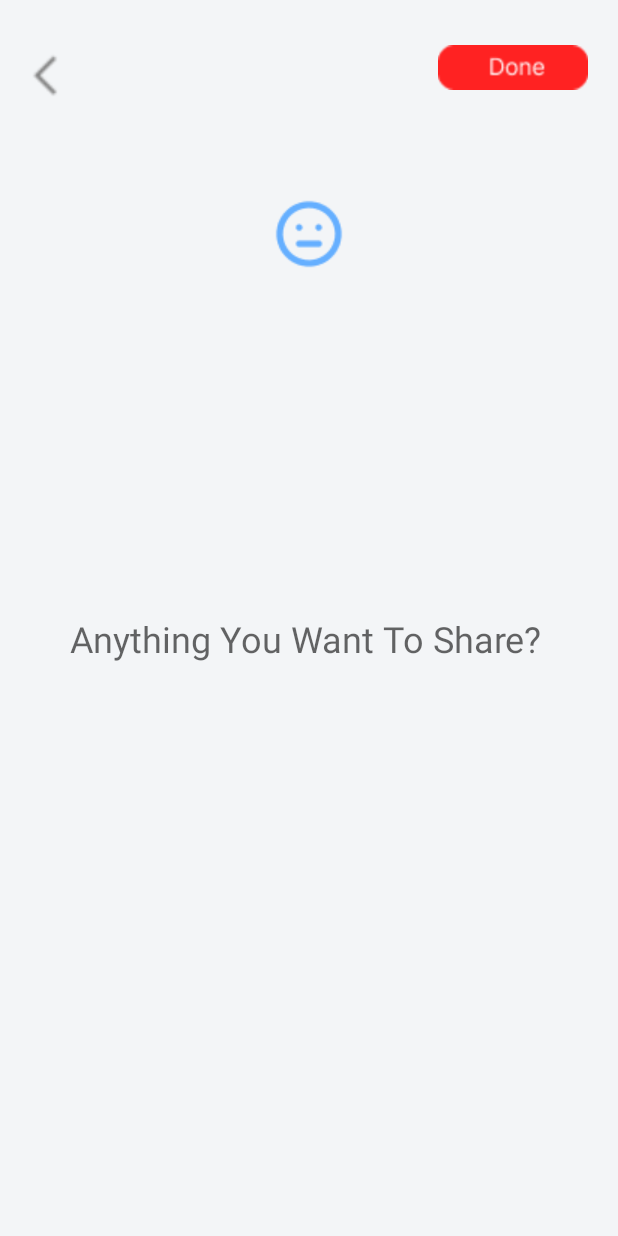
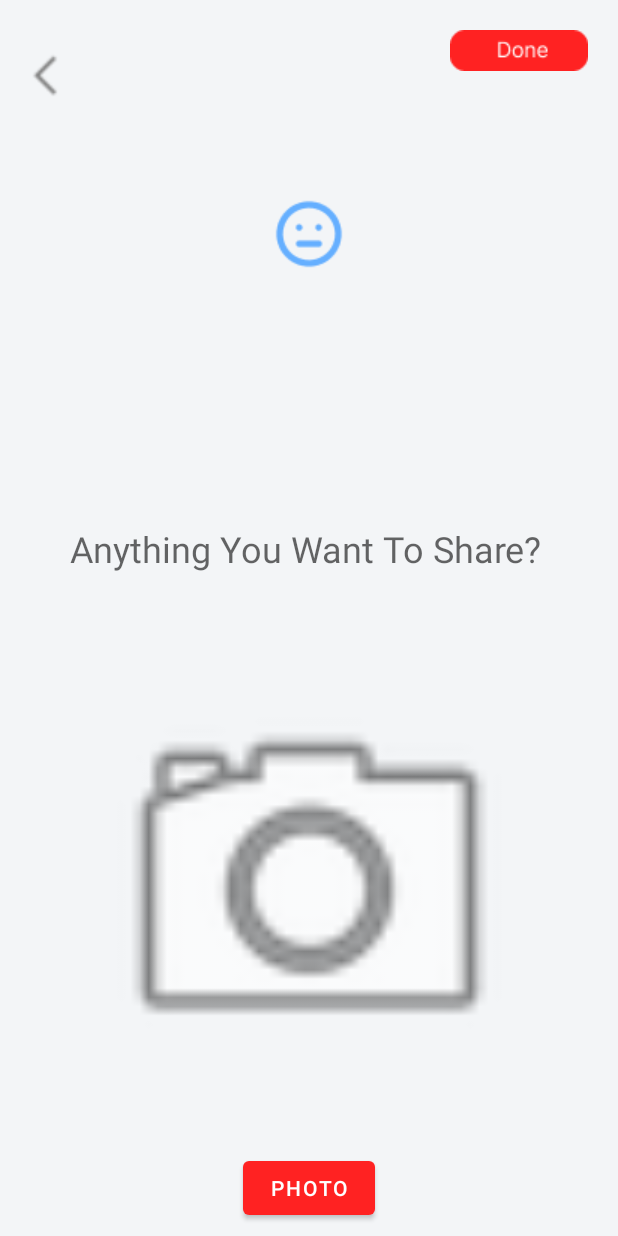
Before and after one commit to diceyecid/Emotive, an Android app: the TextEntryActivity screen opened directly, with no data from a screen before it, on a phone screen of 412 x 824 dp. Run offline under Robolectric (Android 15) with nearby library versions, the phone set to English and light mode, and no system bars; our stand-ins replace Room's generated code; 4 statements that could not run were skipped.

Commit message:
photo ver 0.1

```diff
--- a/app/src/main/res/layout/activity_text_entry.xml
+++ b/app/src/main/res/layout/activity_text_entry.xml
@@ -36,10 +36,14 @@
 
         <ImageView
             android:id="@+id/doneButtonImage"
-            android:layout_width="100dp"
-            android:layout_height="50dp"
+            android:layout_width="wrap_content"
+            android:layout_height="wrap_content"
             android:layout_marginTop="20dp"
             android:layout_marginEnd="20dp"
+            android:adjustViewBounds="true"
+            android:maxWidth="500pt"
+            android:maxHeight="500pt"
+            android:scaleType="fitCenter"
             app:layout_constraintEnd_toEndOf="parent"
             app:layout_constraintTop_toTopOf="parent"
             app:srcCompat="@drawable/done_button" />
@@ -50,7 +54,7 @@
             android:layout_height="60dp"
             android:layout_marginStart="33dp"
             android:layout_marginEnd="33dp"
-            android:layout_marginBottom="368dp"
+            android:layout_marginBottom="428dp"
             android:backgroundTint="#00FFFFFF"
             android:ems="10"
             android:hint="@string/text_entry_placeholder"
@@ -63,6 +67,29 @@
             app:layout_constraintEnd_toEndOf="parent"
             app:layout_constraintStart_toStartOf="parent" />
 
+        <ImageView
+            android:id="@+id/inputPhoto"
+            android:layout_width="294dp"
+            android:layout_height="343dp"
+            android:layout_marginBottom="56dp"
+            app:layout_constraintBottom_toBottomOf="parent"
+            app:layout_constraintEnd_toEndOf="parent"
+            app:layout_constraintStart_toStartOf="parent"
+            app:layout_constraintTop_toBottomOf="@+id/inputText"
+            app:layout_constraintVertical_bias="0.73"
+            app:srcCompat="@android:drawable/ic_menu_camera" />
+
+        <Button
+            android:id="@+id/takePhotoButton"
+            android:layout_width="wrap_content"
+            android:layout_height="wrap_content"
+            android:text="Photo"
+            app:layout_constraintBottom_toBottomOf="parent"
+            app:layout_constraintEnd_toEndOf="parent"
+            app:layout_constraintHorizontal_bias="0.5"
+            app:layout_constraintStart_toStartOf="parent"
+            app:layout_constraintTop_toBottomOf="@+id/inputPhoto" />
+
     </androidx.constraintlayout.widget.ConstraintLayout>
 
 </FrameLayout>
```
Also changed, not shown: app/src/main/AndroidManifest.xml (+7 -0 lines), app/src/main/java/com/example/emotive/Converter.kt (+12 -0 lines), app/src/main/java/com/example/emotive/Mood.kt (+6 -1 lines), app/src/main/java/com/example/emotive/TextEntryActivity.kt (+103 -8 lines).
